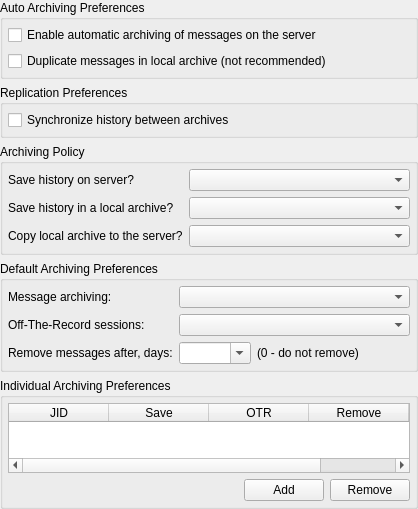
The window that src/plugins/messagearchiver/archivestreamoptions.ui (vacuum-im/vacuum-im) describes before a commit, drawn with Qt 5.
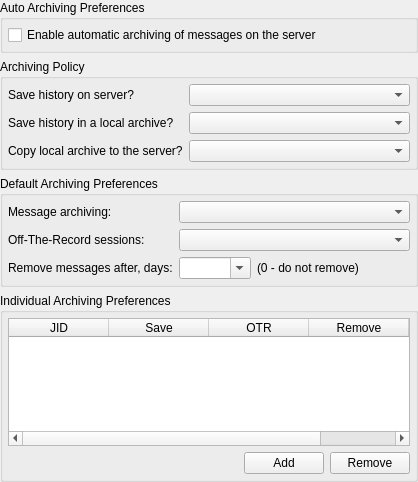
The same window after the commit.

Diff of the .ui file:
```diff
--- a/src/plugins/messagearchiver/archivestreamoptions.ui
+++ b/src/plugins/messagearchiver/archivestreamoptions.ui
@@ -19,7 +19,7 @@
      <property name="title">
       <string>Auto Archiving Preferences</string>
      </property>
-     <layout class="QVBoxLayout" name="verticalLayout_2">
+     <layout class="QHBoxLayout" name="horizontalLayout_3">
       <property name="margin">
        <number>5</number>
       </property>
@@ -27,32 +27,6 @@
        <widget class="QCheckBox" name="chbAutoSave">
         <property name="text">
          <string>Enable automatic archiving of messages on the server</string>
-        </property>
-       </widget>
-      </item>
-      <item>
-       <widget class="QCheckBox" name="chbForceDirect">
-        <property name="text">
-         <string>Duplicate messages in local archive (not recommended)</string>
-        </property>
-       </widget>
-      </item>
-     </layout>
-    </widget>
-   </item>
-   <item>
-    <widget class="QGroupBox" name="grbReplication">
-     <property name="title">
-      <string>Replication Preferences</string>
-     </property>
-     <layout class="QVBoxLayout" name="verticalLayout_3">
-      <property name="margin">
-       <number>5</number>
-      </property>
-      <item>
-       <widget class="QCheckBox" name="chbReplicate">
-        <property name="text">
-         <string>Synchronize history between archives</string>
         </property>
        </widget>
       </item>
```
